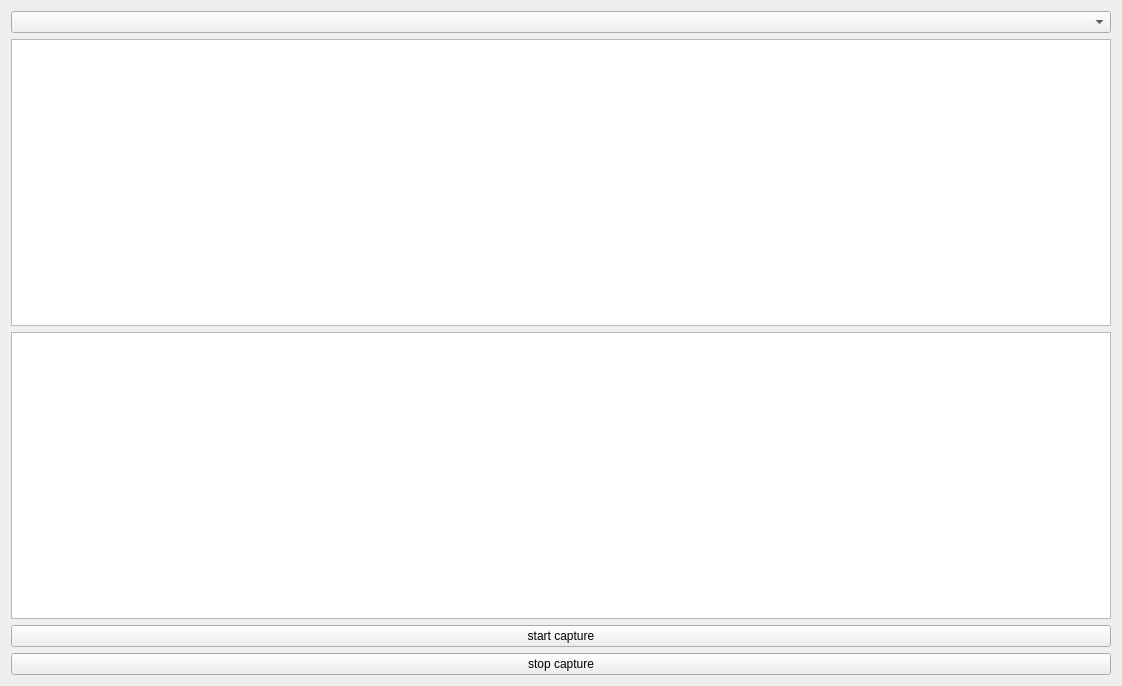
qiaolunzhang/sniffer, file src/ui/mainwindow.ui: the form before one commit.
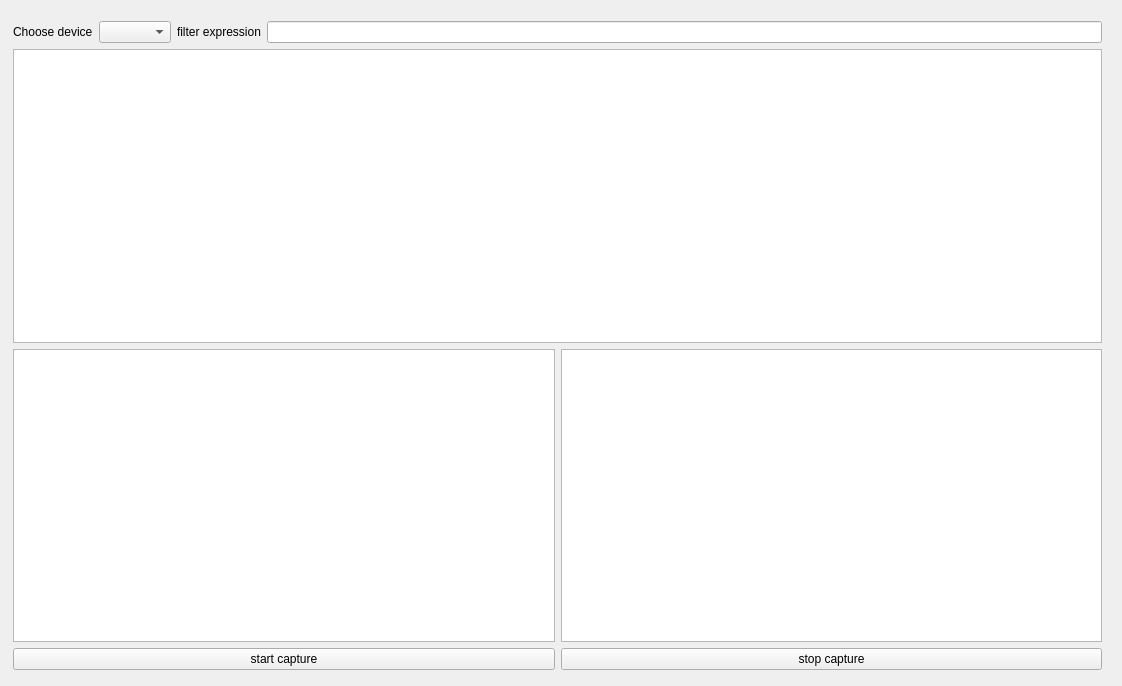
The form after the commit.

Commit message: 给sniffer添加了一个储存数据的std list，现在按start可以开始抓包，然后按stop可以让MainWindow调用sniffer里面的数据，展示在命令行下，这个样子图形界面里面加数据就不难了

What changed in the file:
```diff
--- a/src/ui/mainwindow.ui
+++ b/src/ui/mainwindow.ui
@@ -14,18 +14,67 @@
    <string>MainWindow</string>
   </property>
   <widget class="QWidget" name="centralWidget">
+   <widget class="QWidget" name="">
+    <property name="geometry">
+     <rect>
+      <x>2</x>
+      <y>10</y>
+      <width>1111</width>
+      <height>671</height>
+     </rect>
+    </property>
    <layout class="QVBoxLayout" name="verticalLayout_2">
     <item>
      <layout class="QVBoxLayout" name="verticalLayout">
       <item>
+        <layout class="QGridLayout" name="gridLayout">
+         <item row="0" column="0">
+          <layout class="QHBoxLayout" name="horizontalLayout_2">
+           <item>
+            <widget class="QLabel" name="label">
+             <property name="text">
+              <string>Choose device</string>
+             </property>
+            </widget>
+           </item>
+           <item>
        <widget class="QComboBox" name="comboBox"/>
       </item>
+          </layout>
+         </item>
+         <item row="0" column="1">
+          <layout class="QGridLayout" name="gridLayout_4">
+           <item row="0" column="0">
+            <widget class="QLabel" name="label_2">
+             <property name="text">
+              <string>filter expression</string>
+             </property>
+            </widget>
+           </item>
+           <item row="0" column="1">
+            <widget class="QLineEdit" name="lineEdit"/>
+           </item>
+          </layout>
+         </item>
+        </layout>
+       </item>
       <item>
        <widget class="QTreeView" name="treeView"/>
       </item>
       <item>
+        <layout class="QGridLayout" name="gridLayout_2">
+         <item row="0" column="0">
        <widget class="QTreeView" name="treeView_2"/>
       </item>
+         <item row="0" column="1">
+          <widget class="QTreeView" name="treeView_3"/>
+         </item>
+        </layout>
+       </item>
+      </layout>
+     </item>
+     <item>
+      <layout class="QHBoxLayout" name="horizontalLayout">
       <item>
        <widget class="QPushButton" name="btn_run">
         <property name="text">
@@ -43,6 +92,7 @@
      </layout>
     </item>
    </layout>
+   </widget>
   </widget>
  </widget>
  <layoutdefault spacing="6" margin="11"/>
```
Lines whose indentation alone changed are shown as unchanged. The commit also changes 7 other files.
